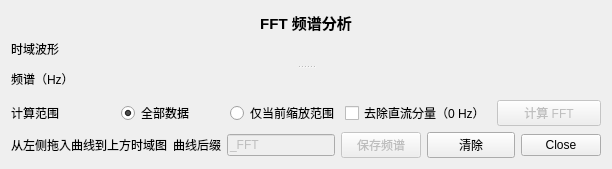
Qt form patches/toolbox_FFT.ui (hlian8700-afk/PlotJuggler-GW-Chinese) before a commit.
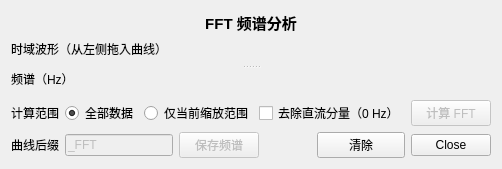
The same form after that commit.

Commit message: Keep tool pages within the available window width

```diff
--- a/patches/toolbox_FFT.ui
+++ b/patches/toolbox_FFT.ui
@@ -26,7 +26,7 @@
      <property name="handleWidth"><number>6</number></property>
      <widget class="QWidget" name="timePanel"><layout class="QVBoxLayout" name="timePanelLayout">
 <property name="leftMargin"><number>0</number></property><property name="topMargin"><number>0</number></property><property name="rightMargin"><number>0</number></property><property name="bottomMargin"><number>0</number></property>
-<item><widget class="QLabel" name="timePanelTitle"><property name="text"><string>时域波形</string></property></widget></item>
+<item><widget class="QLabel" name="timePanelTitle"><property name="text"><string>时域波形（从左侧拖入曲线）</string></property></widget></item>
 <item><widget class="QFrame" name="framePlotPreviewA">
        <property name="autoFillBackground">
         <bool>false</bool>
@@ -84,13 +84,10 @@
           <string>计算 FFT</string>
          </property>
         </widget></item>
+<item><spacer name="fftOptionsStretch"><property name="orientation"><enum>Qt::Horizontal</enum></property><property name="sizeHint" stdset="0"><size><width>0</width><height>0</height></size></property></spacer></item>
 
 </layout></item>
-   <item><layout class="QHBoxLayout" name="fftActions"><item><widget class="QLabel" name="label">
-       <property name="text">
-        <string>从左侧拖入曲线到上方时域图</string>
-       </property>
-      </widget></item>
+   <item><layout class="QHBoxLayout" name="fftActions">
 <item><widget class="QLabel" name="label_2">
        <property name="text">
         <string>曲线后缀</string>
@@ -124,7 +121,8 @@
         <string>保存频谱</string>
        </property>
       </widget></item>
-<item><spacer name="bottomStretch"><property name="orientation"><enum>Qt::Horizontal</enum></property><property name="sizeHint" stdset="0"><size><width>0</width><height>0</height></size></property></spacer></item>
+
+<item><spacer name="fftBottomStretch"><property name="orientation"><enum>Qt::Horizontal</enum></property><property name="sizeHint" stdset="0"><size><width>0</width><height>0</height></size></property></spacer></item>
 <item><widget class="QPushButton" name="pushButtonClear">
        <property name="minimumSize">
         <size>
```
Left out of the diff: 2 changed lines with no effect on the pictures. The commit also changes 4 other files.
